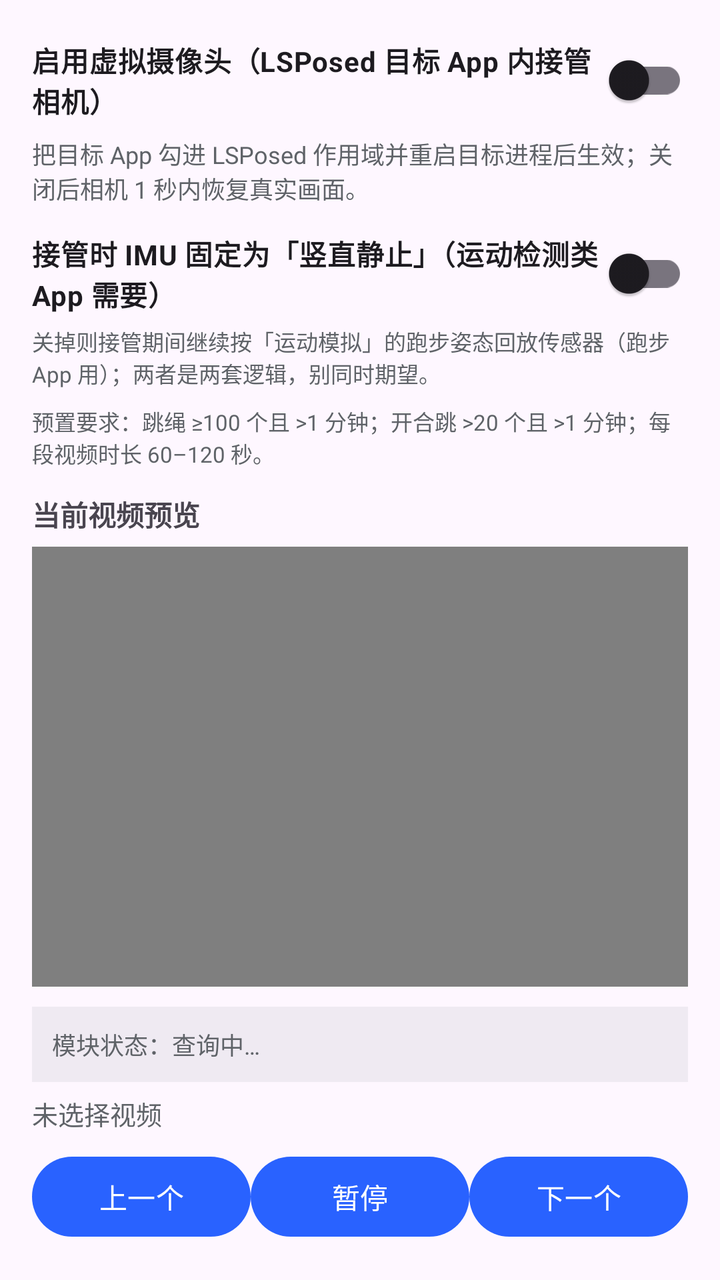
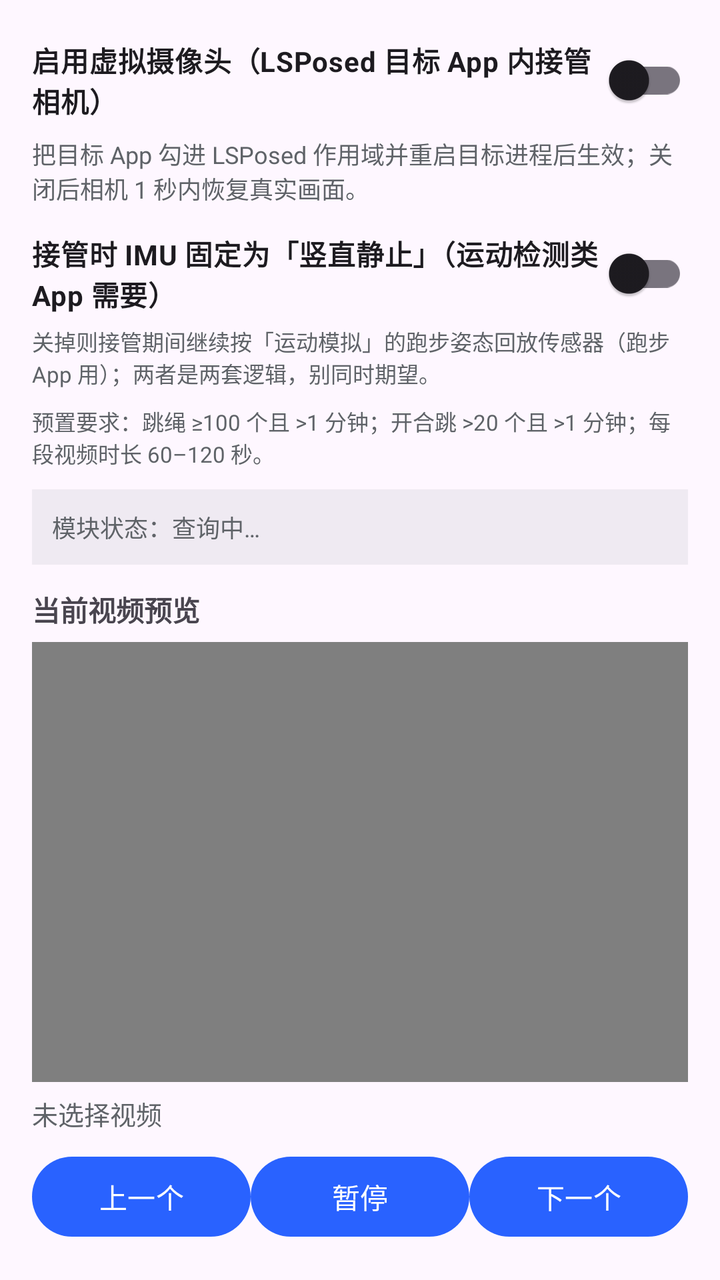

Screens rendered from an Android XML layout before and after an edit, with the pre-edit source and the edit as a unified diff.
<!-- AndroidManifest.xml: application theme Theme.VirtualMotion -->
<!-- res/layout/page_camera_content.xml -->
<?xml version="1.0" encoding="utf-8"?>
<LinearLayout xmlns:android="http://schemas.android.com/apk/res/android"
        xmlns:app="http://schemas.android.com/apk/res-auto"
        android:layout_width="match_parent"
        android:layout_height="wrap_content"
        android:orientation="vertical"
        android:padding="16dp">

        <com.google.android.material.switchmaterial.SwitchMaterial
            android:id="@+id/switchCamera"
            android:layout_width="match_parent"
            android:layout_height="wrap_content"
            android:text="启用虚拟摄像头（LSPosed 目标 App 内接管相机）"
            android:textStyle="bold" />

        <TextView
            android:id="@+id/textCameraHint"
            android:layout_width="match_parent"
            android:layout_height="wrap_content"
            android:layout_marginTop="4dp"
            android:text="把目标 App 勾进 LSPosed 作用域并重启目标进程后生效；关闭后相机 1 秒内恢复真实画面。"
            android:textColor="@color/text_secondary"
            android:textSize="12sp" />

        <com.google.android.material.switchmaterial.SwitchMaterial
            android:id="@+id/switchCameraImu"
            android:layout_width="match_parent"
            android:layout_height="wrap_content"
            android:layout_marginTop="10dp"
            android:text="接管时 IMU 固定为「竖直静止」（运动检测类 App 需要）"
            android:textStyle="bold" />

        <TextView
            android:layout_width="match_parent"
            android:layout_height="wrap_content"
            android:layout_marginTop="2dp"
            android:text="关掉则接管期间继续按「运动模拟」的跑步姿态回放传感器（跑步 App 用）；两者是两套逻辑，别同时期望。"
            android:textColor="@color/text_secondary"
            android:textSize="11sp" />

        <TextView
            android:id="@+id/textPresetHint"
            android:layout_width="match_parent"
            android:layout_height="wrap_content"
            android:layout_marginTop="8dp"
            android:text="预置要求：跳绳 ≥100 个且 &gt;1 分钟；开合跳 &gt;20 个且 &gt;1 分钟；每段视频时长 60–120 秒。"
            android:textColor="@color/text_secondary"
            android:textSize="11sp" />

        <TextView
            android:layout_width="match_parent"
            android:layout_height="wrap_content"
            android:layout_marginTop="12dp"
            android:text="当前视频预览"
            android:textStyle="bold" />

        <VideoView
            android:id="@+id/videoPreview"
            android:layout_width="match_parent"
            android:layout_height="220dp"
            android:layout_marginTop="6dp"
            android:background="#22000000" />

        <TextView
            android:id="@+id/textModuleStatus"
            android:layout_width="match_parent"
            android:layout_height="wrap_content"
            android:layout_marginTop="10dp"
            android:padding="10dp"
            android:background="#11223344"
            android:text="模块状态：查询中…"
            android:textColor="@color/text_secondary"
            android:textSize="12sp" />

        <TextView
            android:id="@+id/textCurrent"
            android:layout_width="match_parent"
            android:layout_height="wrap_content"
            android:layout_marginTop="6dp"
            android:text="未选择视频"
            android:textColor="@color/text_secondary"
            android:textSize="13sp" />

        <LinearLayout
            android:layout_width="match_parent"
            android:layout_height="wrap_content"
            android:layout_marginTop="8dp"
            android:orientation="horizontal">

            <Button
                android:id="@+id/btnPrev"
                android:layout_width="0dp"
                android:layout_height="wrap_content"
                android:layout_weight="1"
                android:text="上一个" />

            <Button
                android:id="@+id/btnPlayPause"
                android:layout_width="0dp"
                android:layout_height="wrap_content"
                android:layout_weight="1"
                android:text="暂停" />

            <Button
                android:id="@+id/btnNext"
                android:layout_width="0dp"
                android:layout_height="wrap_content"
                android:layout_weight="1"
                android:text="下一个" />
        </LinearLayout>

        <LinearLayout
            android:layout_width="match_parent"
            android:layout_height="wrap_content"
            android:layout_marginTop="6dp"
            android:orientation="horizontal">

            <Button
                android:id="@+id/btnAdd"
                android:layout_width="0dp"
                android:layout_height="wrap_content"
                android:layout_weight="1"
                android:text="添加视频" />

            <Button
                android:id="@+id/btnDelete"
                android:layout_width="0dp"
                android:layout_height="wrap_content"
                android:layout_weight="1"
                android:text="删除当前" />
        </LinearLayout>

        <TextView
            android:layout_width="match_parent"
            android:layout_height="wrap_content"
            android:layout_marginTop="18dp"
            android:text="视频列表"
            android:textStyle="bold" />

        <TextView
            android:layout_width="match_parent"
            android:layout_height="wrap_content"
            android:layout_marginTop="2dp"
            android:text="点一下切换播放哪个视频；悬浮窗折叠状态也能切换/暂停。"
            android:textColor="@color/text_secondary"
            android:textSize="12sp" />

        <LinearLayout
            android:id="@+id/listClips"
            android:layout_width="match_parent"
            android:layout_height="wrap_content"
            android:layout_marginTop="6dp"
            android:orientation="vertical" />

        <TextView
            android:id="@+id/textEmpty"
            android:layout_width="match_parent"
            android:layout_height="wrap_content"
            android:layout_marginTop="10dp"
            android:text="还没有视频，点「添加视频」从相册选择（可多选）。"
            android:textColor="@color/text_secondary"
            android:textSize="13sp" />
    </LinearLayout>
<!-- resources referenced by this layout -->
<resources>
  <color name="text_secondary">#5F6368</color>
  <style name="Theme.VirtualMotion" parent="Theme.Material3.DayNight.NoActionBar">
          <item name="colorPrimary">@color/brand</item>
          <item name="colorOnPrimary">#FFFFFF</item>
          <item name="colorSecondary">@color/accent</item>
          <item name="android:statusBarColor">@color/brand_dark</item>
      </style>
  <color name="brand">#2962FF</color>
  <color name="accent">#00C853</color>
  <color name="brand_dark">#1E44B8</color>
</resources>

<!-- the commit's change to res/layout/page_camera_content.xml (unified diff, before → after) -->
@@ -48,6 +48,17 @@
             android:textSize="11sp" />
 
         <TextView
+            android:id="@+id/textModuleStatus"
+            android:layout_width="match_parent"
+            android:layout_height="wrap_content"
+            android:layout_marginTop="10dp"
+            android:padding="10dp"
+            android:background="#11223344"
+            android:text="模块状态：查询中…"
+            android:textColor="@color/text_secondary"
+            android:textSize="12sp" />
+
+        <TextView
             android:layout_width="match_parent"
             android:layout_height="wrap_content"
             android:layout_marginTop="12dp"
@@ -60,17 +71,6 @@
             android:layout_height="220dp"
             android:layout_marginTop="6dp"
             android:background="#22000000" />
-
-        <TextView
-            android:id="@+id/textModuleStatus"
-            android:layout_width="match_parent"
-            android:layout_height="wrap_content"
-            android:layout_marginTop="10dp"
-            android:padding="10dp"
-            android:background="#11223344"
-            android:text="模块状态：查询中…"
-            android:textColor="@color/text_secondary"
-            android:textSize="12sp" />
 
         <TextView
             android:id="@+id/textCurrent"
